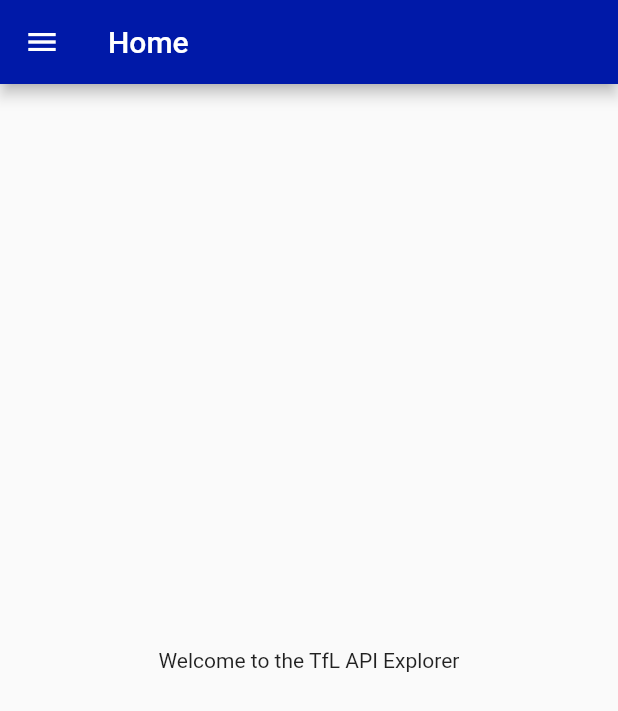
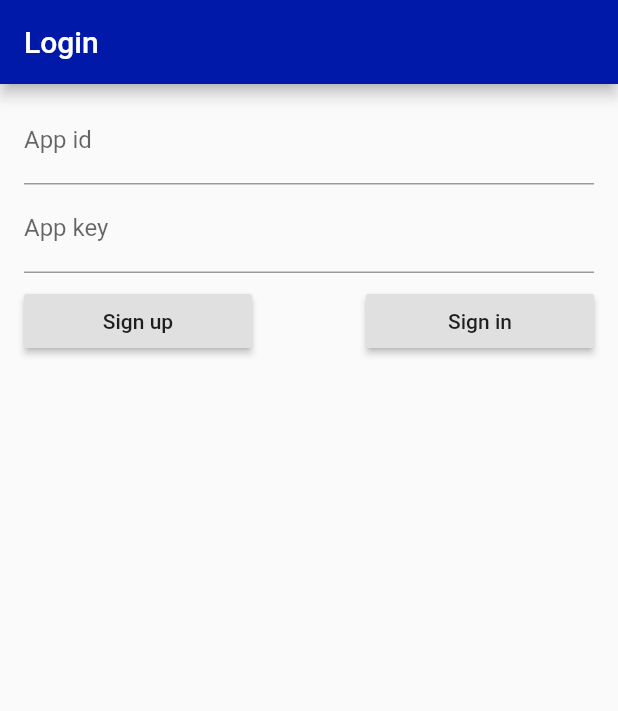
Before and after one commit to tnc1997/tfl-api-explorer, a Flutter app: the screen it shows after launch, on a phone screen of 412 x 824 dp. Shown: the top 711 px of the screen. Run offline on Flutter 3.47's test engine with Material 2 defaults, Android fonts, the phone set to English and light mode, and no system bars; our stand-ins replace package_info, shared_preferences; missing offline and left inert: tfl_api_client.

Commit message:
feat: add login page (#2)

```diff
--- /dev/null
+++ b/lib/errors/page_not_found_error.dart
@@ -0,0 +1,10 @@
+class PageNotFoundError extends Error {
+  final String route;
+
+  PageNotFoundError(this.route);
+
+  @override
+  String toString() {
+    return 'A page matching the route "$route" could not be found.';
+  }
+}
--- a/lib/main.dart
+++ b/lib/main.dart
@@ -1,16 +1,25 @@
 import 'package:flutter/material.dart';
+import 'package:provider/provider.dart';
+import 'package:tfl_api_explorer/notifiers/tfl_api_change_notifier.dart';
 
+import 'errors/page_not_found_error.dart';
 import 'material/colors.dart';
 import 'pages/home_page.dart';
+import 'pages/lines_page.dart';
 import 'pages/settings_page.dart';
+import 'pages/login_page.dart';
 
 void main() => runApp(MyApp());
 
 class MyApp extends StatelessWidget {
   @override
   Widget build(BuildContext context) {
-    return MaterialApp(
-      initialRoute: HomePage.route,
+    return ChangeNotifierProvider(
+      builder: (context) {
+        return TflApiChangeNotifier();
+      },
+      child: MaterialApp(
+        home: LoginPage(),
         onGenerateRoute: _onGenerateRoute,
         title: 'TfL API Explorer',
         theme: ThemeData(
@@ -21,25 +30,39 @@ class MyApp extends StatelessWidget {
           brightness: Brightness.dark,
           primarySwatch: TflColors.corporateBlue,
         ),
-      supportedLocales: [const Locale('en', 'GB')],
+        supportedLocales: const <Locale>[Locale('en', 'GB')],
+      ),
     );
   }
 
   Route _onGenerateRoute(RouteSettings routeSettings) {
     switch (routeSettings.name) {
+      case HomePage.route:
+        return MaterialPageRoute(
+          builder: (context) {
+            return HomePage();
+          },
+        );
+      case LinesPage.route:
+        return MaterialPageRoute(
+          builder: (context) {
+            return LinesPage();
+          },
+        );
       case SettingsPage.route:
         return MaterialPageRoute(
           builder: (context) {
             return SettingsPage();
           },
         );
-      case HomePage.route:
-      default:
+      case LoginPage.route:
         return MaterialPageRoute(
           builder: (context) {
-            return HomePage();
+            return LoginPage();
           },
         );
+      default:
+        throw PageNotFoundError(routeSettings.name);
     }
   }
 }
--- /dev/null
+++ b/lib/notifiers/tfl_api_change_notifier.dart
@@ -0,0 +1,39 @@
+import 'dart:async';
+
+import 'package:flutter/foundation.dart';
+import 'package:http/http.dart';
+import 'package:shared_preferences/shared_preferences.dart';
+import 'package:tfl_api_client/tfl_api_client.dart';
+
+class TflApiChangeNotifier extends ChangeNotifier {
+  String _appId;
+
+  String _appKey;
+
+  Client _client;
+
+  TflApi _tflApi;
+
+  String get appId => _appId;
+
+  String get appKey => _appKey;
+
+  TflApi get tflApi => _tflApi;
+
+  Future<void> update(String appId, String appKey) async {
+    final prefs = await SharedPreferences.getInstance();
+
+    _client?.close();
+
+    _appId = appId;
+    _appKey = appKey;
+
+    prefs.setString('APP_ID', _appId);
+    prefs.setString('APP_KEY', _appKey);
+
+    _client = clientViaAppKeyAppId(_appKey, _appId);
+    _tflApi = TflApi(_client);
+
+    notifyListeners();
+  }
+}
--- /dev/null
+++ b/lib/pages/login_page.dart
@@ -0,0 +1,143 @@
+import 'dart:async';
+
+import 'package:flutter/material.dart';
+import 'package:provider/provider.dart';
+import 'package:shared_preferences/shared_preferences.dart';
+import 'package:url_launcher/url_launcher.dart';
+
+import '../notifiers/tfl_api_change_notifier.dart';
+import '../widgets/async.dart';
+import 'home_page.dart';
+
+class LoginPage extends StatefulWidget {
+  static const route = '/login';
+
+  LoginPage({Key key}) : super(key: key);
+
+  @override
+  _LoginPageState createState() => _LoginPageState();
+}
+
+class _LoginPageState extends State<LoginPage> {
+  final _appIdFocus = FocusNode();
+
+  final _appIdKey = GlobalKey<FormFieldState<String>>();
+
+  final _appKeyFocus = FocusNode();
+
+  final _appKeyKey = GlobalKey<FormFieldState<String>>();
+
+  final _formKey = GlobalKey<FormState>();
+
+  @override
+  Widget build(BuildContext context) {
+    return Scaffold(
+      appBar: AppBar(
+        title: Text('Login'),
+      ),
+      body: CircularProgressIndicatorFutureBuilder<SharedPreferences>(
+        future: SharedPreferences.getInstance(),
+        builder: (context, data) {
+          return Padding(
+            padding: const EdgeInsets.symmetric(
+              vertical: 8.0,
+              horizontal: 16.0,
+            ),
+            child: Form(
+              key: _formKey,
+              child: Column(
+                children: <Widget>[
+                  TextFormField(
+                    key: _appIdKey,
+                    initialValue: data.getString('APP_ID'),
+                    focusNode: _appIdFocus,
+                    decoration: InputDecoration(
+                      labelText: 'App id',
+                    ),
+                    textInputAction: TextInputAction.next,
+                    onEditingComplete: () {
+                      if (_appIdKey.currentState.validate()) {
+                        _appIdFocus.unfocus();
+
+                        FocusScope.of(context).requestFocus(_appKeyFocus);
+                      }
+                    },
+                    validator: (value) {
+                      return value.isEmpty ? 'Please enter your app id.' : null;
+                    },
+                  ),
+                  TextFormField(
+                    key: _appKeyKey,
+                    initialValue: data.getString('APP_KEY'),
+                    focusNode: _appKeyFocus,
+                    decoration: InputDecoration(
+                      labelText: 'App key',
+                    ),
+                    textInputAction: TextInputAction.go,
+                    onEditingComplete: () async {
+                      if (_appKeyKey.currentState.validate()) {
+                        _appKeyFocus.unfocus();
+
+                        await _login();
+                      }
+                    },
+                    validator: (value) {
+                      return value.isEmpty
+                          ? 'Please enter your app key.'
+                          : null;
+                    },
+                  ),
+                  Padding(
+                    padding: const EdgeInsets.only(top: 8.0),
+                    child: Row(
+                      mainAxisAlignment: MainAxisAlignment.spaceBetween,
+                      children: <Widget>[
+                        Expanded(
+                          flex: 2,
+                          child: RaisedButton(
+                            onPressed: () async {
+                              await launch(
+                                'https://api-portal.tfl.gov.uk/signup',
+                              );
+                            },
+                            child: Text('Sign up'),
+                          ),
+                        ),
+                        Spacer(
+                          flex: 1,
+                        ),
+                        Expanded(
+                          flex: 2,
+                          child: RaisedButton(
+                            onPressed: () async {
+                              await _login();
+                            },
+                            child: Text('Sign in'),
+                          ),
+                        ),
+                      ],
+                    ),
+                  )
+                ],
+              ),
+            ),
+          );
+        },
+      ),
+    );
+  }
+
+  Future<void> _login() async {
+    if (_formKey.currentState.validate()) {
+      await Provider.of<TflApiChangeNotifier>(context, listen: false).update(
+        _appIdKey.currentState.value,
+        _appKeyKey.currentState.value,
+      );
+
+      Navigator.pushReplacementNamed(
+        context,
+        HomePage.route,
+      );
+    }
+  }
+}
--- a/lib/pages/settings_about_page.dart
+++ b/lib/pages/settings_about_page.dart
@@ -2,6 +2,7 @@ import 'package:flutter/material.dart';
 import 'package:package_info/package_info.dart';
 
 import '../widgets/async.dart';
+import '../widgets/text.dart';
 
 class SettingsAboutPage extends StatefulWidget {
   SettingsAboutPage({Key key}) : super(key: key);
@@ -24,11 +25,11 @@ class _SettingsAboutPageState extends State<SettingsAboutPage> {
             children: <Widget>[
               ListTile(
                 title: Text('Package name'),
-                subtitle: Text(data.packageName),
+                subtitle: NullableText(data.packageName),
               ),
               ListTile(
                 title: Text('Package version'),
-                subtitle: Text(data.version),
+                subtitle: NullableText(data.version),
               ),
             ],
           );
--- a/lib/widgets/drawer.dart
+++ b/lib/widgets/drawer.dart
@@ -2,6 +2,7 @@ import 'package:flutter/material.dart';
 
 import '../models/drawer_item.dart';
 import '../pages/home_page.dart';
+import '../pages/lines_page.dart';
 import '../pages/settings_page.dart';
 
 class AppDrawer extends Drawer {
@@ -10,6 +11,11 @@ class AppDrawer extends Drawer {
       title: 'Home',
       icon: Icon(Icons.home),
       route: HomePage.route,
+    ),
+    DrawerItem(
+      title: 'Lines',
+      icon: Icon(Icons.http),
+      route: LinesPage.route,
     ),
     DrawerItem(
       title: 'Settings',
--- a/pubspec.yaml
+++ b/pubspec.yaml
@@ -30,6 +30,7 @@ dependencies:
   http: ^0.12.0
   meta: ^1.0.0
   package_info: ^0.4.0
+  provider: ^3.0.0
   shared_preferences: ^0.5.0
   url_launcher: ^5.0.0
 
```
Also changed, not shown: lib/pages/lines_page.dart (added, +52 -0 lines), lib/pages/settings_account_page.dart (added, +40 -0 lines), lib/pages/settings_authentication_page.dart (deleted, +0 -112 lines), lib/pages/settings_page.dart (+4 -4 lines), pubspec.lock. Lines whose indentation alone changed are shown as unchanged.
